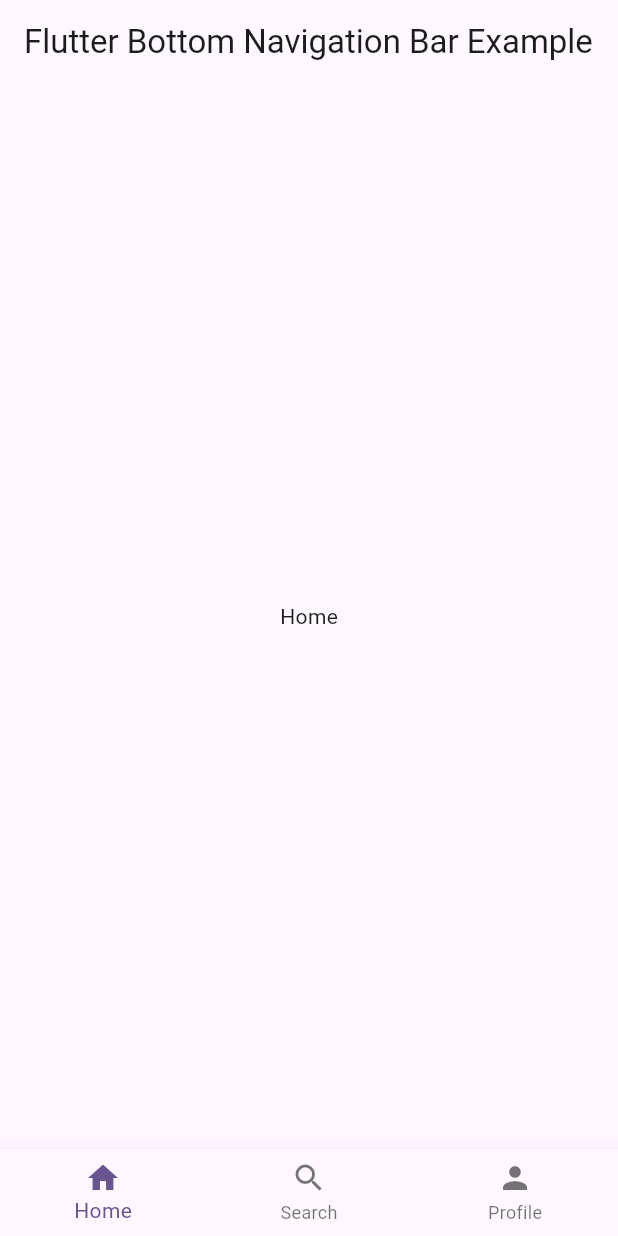
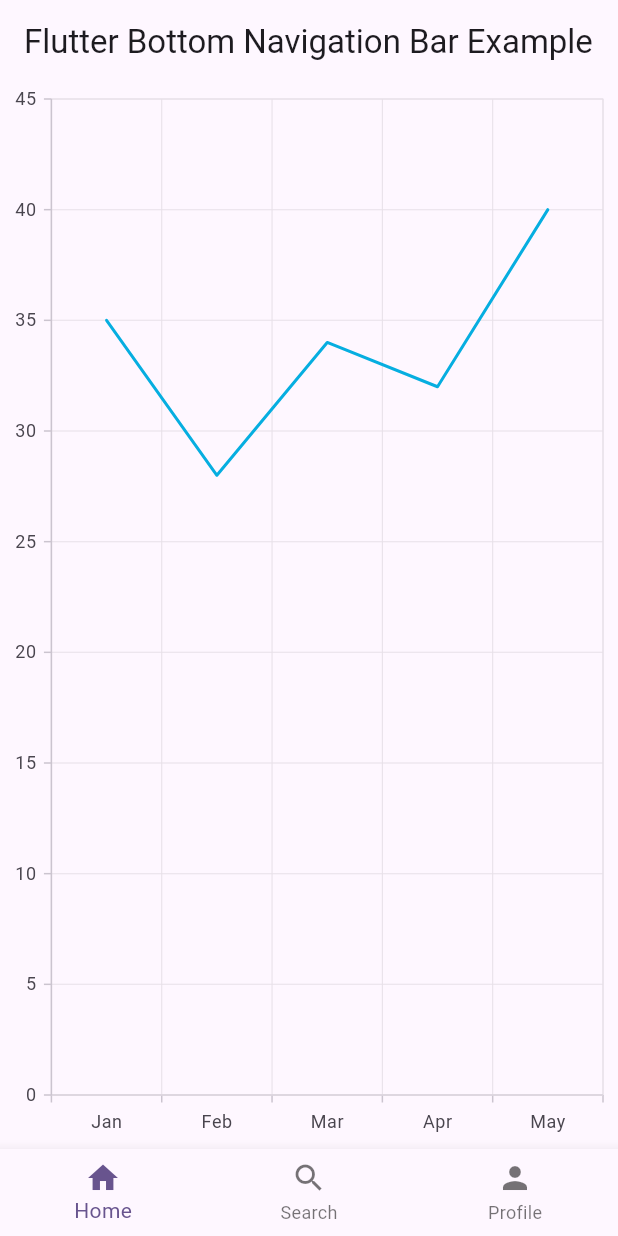
Before and after one commit to jgowthaman1308/Temp-Tisan-Energy-Manager, a Flutter app: the screen it shows after launch, on a phone screen of 412 x 824 dp. Run offline on Flutter 3.47's test engine with Material 2 defaults, Android fonts, the phone set to English and light mode, and no system bars; our stand-ins replace syncfusion_flutter_charts.

Commit message:
graph added

```diff
--- /dev/null
+++ b/lib/models/general.dart
@@ -0,0 +1,5 @@
+class SalesData {
+  SalesData(this.year, this.sales);
+  final String year;
+  final double sales;
+}
--- a/lib/screens/home_screen.dart
+++ b/lib/screens/home_screen.dart
@@ -1,4 +1,6 @@
 import 'package:flutter/material.dart';
+import 'package:syncfusion_flutter_charts/charts.dart';
+import '../models/general.dart';
 
 class HomeScreen extends StatefulWidget {
   const HomeScreen({super.key});
@@ -12,17 +14,47 @@
   int _currentIndex = 0;
 
   // Define the list of pages to show according to the selected item
-  final List<Widget> _pages = [
-    const Center(child: Text('Home')),
-    const Center(child: Text('Search')),
-    const Center(child: Text('Profile')),
-  ];
+  List<Widget> _pages = [];
 
-  // Define the function to handle user taps on the items
+  @override
+  void initState() {
+    _pages = [
+      _getHome(),
+      const Center(child: Text('Search')),
+      const Center(child: Text('Profile')),
+    ];
+
+    super.initState();
+  }
+
   void _onItemTapped(int index) {
     setState(() {
       _currentIndex = index;
     });
+  }
+
+  Widget _getHome() {
+    return Center(
+      child: Container(
+        child: SfCartesianChart(
+          // Initialize category axis
+          primaryXAxis: CategoryAxis(),
+          series: <LineSeries<SalesData, String>>[
+            LineSeries<SalesData, String>(
+                // Bind data source
+                dataSource: <SalesData>[
+                  SalesData('Jan', 35),
+                  SalesData('Feb', 28),
+                  SalesData('Mar', 34),
+                  SalesData('Apr', 32),
+                  SalesData('May', 40)
+                ],
+                xValueMapper: (SalesData sales, _) => sales.year,
+                yValueMapper: (SalesData sales, _) => sales.sales)
+          ],
+        ),
+      ),
+    );
   }
 
   @override
--- a/pubspec.yaml
+++ b/pubspec.yaml
@@ -30,6 +30,7 @@
 dependencies:
   flutter:
     sdk: flutter
+  syncfusion_flutter_charts: ^22.2.11
 
 
   # The following adds the Cupertino Icons font to your application.
```
Also changed, not shown: pubspec.lock.
